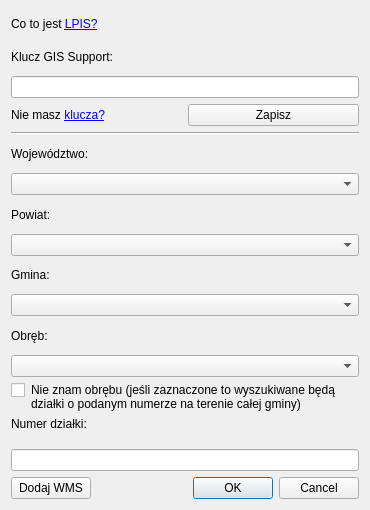
First picture: the form in search_lpis_module.ui, repository MarekChroszcz/qgis-lpis-plugin, before the edit.
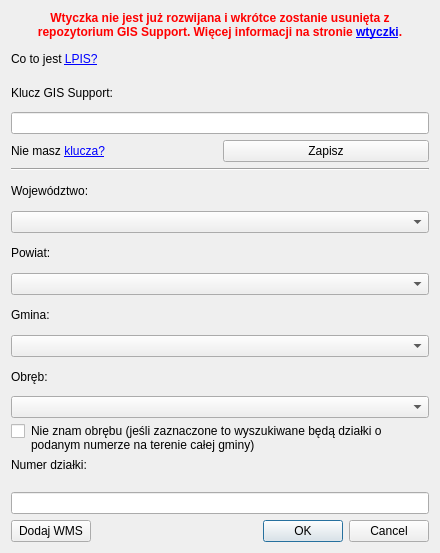
Second picture: the form after the edit.

Commit message: Informacja o zakończeniu wsparcia Wtyczki LPIS

The edit to the form file:
```diff
--- a/search_lpis_module.ui
+++ b/search_lpis_module.ui
@@ -9,16 +9,49 @@
    <rect>
     <x>0</x>
     <y>0</y>
-    <width>370</width>
-    <height>510</height>
+    <width>440</width>
+    <height>553</height>
    </rect>
   </property>
   <property name="windowTitle">
    <string>Wyszukiwarka LPIS</string>
   </property>
   <layout class="QVBoxLayout" name="verticalLayout">
+   <item>
+    <layout class="QVBoxLayout" name="verticalLayout_2">
+     <item>
+      <widget class="QLabel" name="label_10">
+       <property name="font">
+        <font>
+         <pointsize>9</pointsize>
+         <weight>75</weight>
+         <bold>true</bold>
+        </font>
+       </property>
+       <property name="text">
+        <string>&lt;html&gt;&lt;head/&gt;&lt;body&gt;&lt;font color='red'&gt;&lt;p&gt;Wtyczka nie jest już rozwijana i wkrótce zostanie usunięta z repozytorium GIS Support. Więcej informacji na stronie &lt;a href=&quot;http://gis-support.pl/wtyczka-wyszukiwarka-lpis/ &quot;&gt;&lt;span style=&quot; text-decoration: underline; color:#0000ff;&quot;&gt;wtyczki&lt;/span&gt;&lt;/a&gt;.&lt;/p&gt;&lt;/font&gt;&lt;/body&gt;&lt;/html&gt;</string>
+       </property>
+       <property name="alignment">
+        <set>Qt::AlignCenter</set>
+       </property>
+       <property name="wordWrap">
+        <bool>true</bool>
+       </property>
+       <property name="openExternalLinks">
+        <bool>true</bool>
+       </property>
+      </widget>
+     </item>
+    </layout>
+   </item>
    <item>
     <widget class="QLabel" name="label_7">
+     <property name="font">
+      <font>
+       <weight>50</weight>
+       <bold>false</bold>
+      </font>
+     </property>
      <property name="text">
       <string>&lt;html&gt;&lt;head/&gt;&lt;body&gt;&lt;p&gt;Co to jest &lt;a href=&quot;http://gis-support.pl/co-to-jest-lpis/&quot;&gt;&lt;span style=&quot; text-decoration: underline; color:#0000ff;&quot;&gt;LPIS?&lt;/span&gt;&lt;/a&gt;&lt;/p&gt;&lt;/body&gt;&lt;/html&gt;</string>
      </property>
```
The commit also changes 1 other file.
